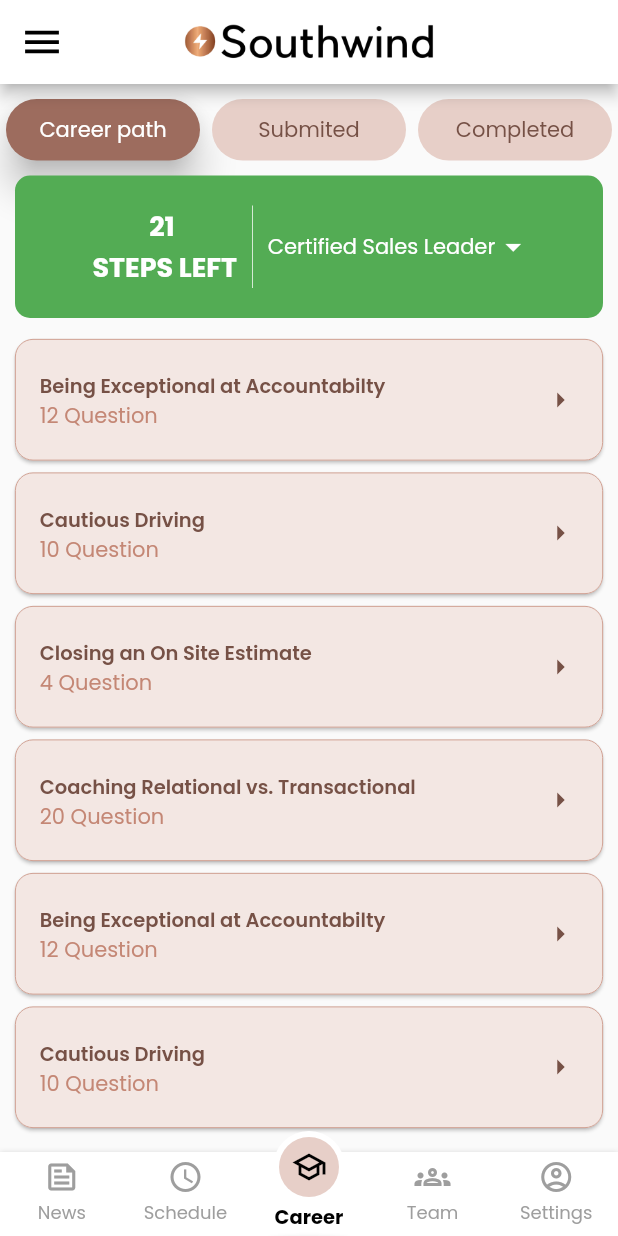
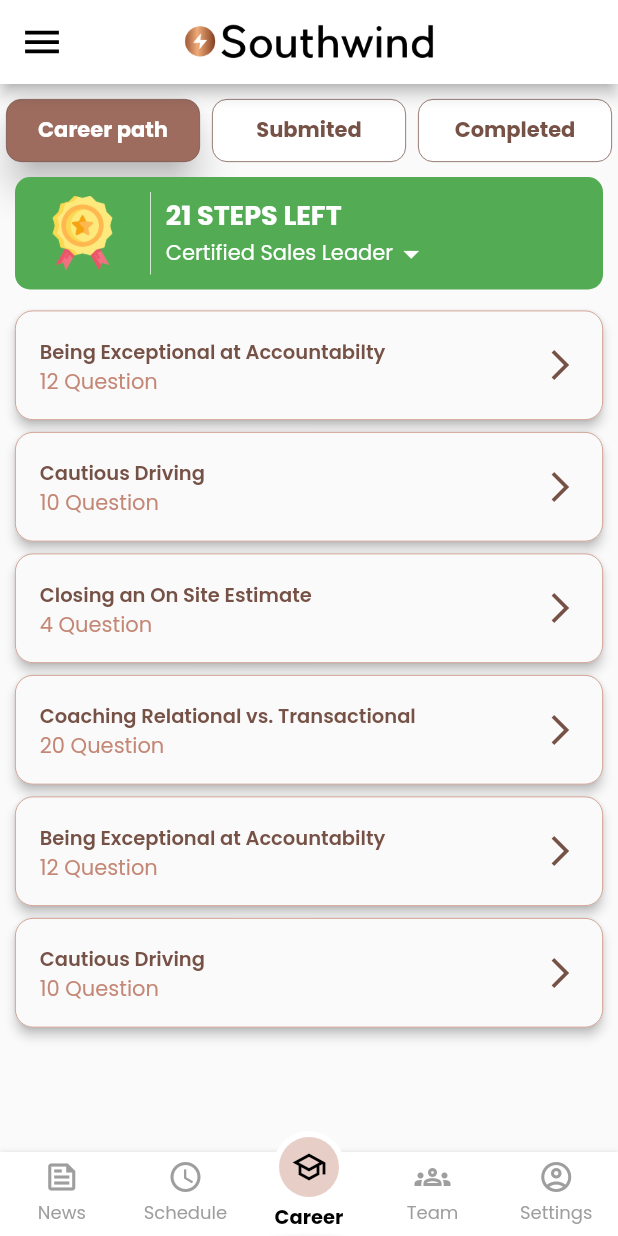
Before and after one commit to Manoj754/southwind, a Flutter app: the screen it shows after launch, after a tap on "Schedule", after a tap on "Career", on a phone screen of 412 x 824 dp. Run offline on Flutter 3.47's test engine with Material 2 defaults, Android fonts, the phone set to English and light mode, and no system bars; our stand-ins replace carousel_slider, google_fonts; network calls fail.

Commit message:
career layout

```diff
--- a/lib/UI/home/career_tab/career_tab.dart
+++ b/lib/UI/home/career_tab/career_tab.dart
@@ -55,20 +55,19 @@ class _CareerPathState extends State<CareerPath> {
                             // color: Color(0xFF25AA25),
                             borderRadius: BorderRadius.circular(10)),
                         child: Padding(
-                          padding: const EdgeInsets.symmetric(vertical: 20),
+                          padding: const EdgeInsets.symmetric(vertical: 10),
                           child: Row(
-                            mainAxisAlignment: MainAxisAlignment.center,
+                            mainAxisAlignment: MainAxisAlignment.start,
                             children: [
-                              Text(
-                                "21 \n STEPS LEFT",
-                                style: TextStyle(
-                                    fontSize: 18,
-                                    color: Colors.white,
-                                    fontWeight: FontWeight.bold),
-                                textAlign: TextAlign.center,
+                              SizedBox(
+                                width: 20,
+                              ),
+                              Image.asset(
+                                "assets/images/premiumquality.png",
+                                height: 50,
                               ),
                               SizedBox(
-                                width: 10,
+                                width: 20,
                               ),
                               SizedBox(
                                 width: .5,
@@ -80,6 +79,17 @@ class _CareerPathState extends State<CareerPath> {
                               SizedBox(
                                 width: 10,
                               ),
+                              Column(
+                                crossAxisAlignment: CrossAxisAlignment.start,
+                                children: [
+                                  Text(
+                                    "21 STEPS LEFT",
+                                    style: TextStyle(
+                                        fontSize: 18,
+                                        color: Colors.white,
+                                        fontWeight: FontWeight.bold),
+                                    textAlign: TextAlign.center,
+                                  ),
                                   Row(
                                     children: [
                                       Text(
@@ -90,6 +100,8 @@ class _CareerPathState extends State<CareerPath> {
                                         Icons.arrow_drop_down,
                                         color: Colors.white,
                                       )
+                                    ],
+                                  ),
                                 ],
                               ),
                             ],
@@ -124,15 +136,15 @@ class SingleCollection extends StatelessWidget {
     return Padding(
       padding: const EdgeInsets.symmetric(vertical: 4),
       child: Material(
-        elevation: 1,
+        elevation: 3,
         borderRadius: BorderRadius.circular(radius),
         child: Container(
           decoration: BoxDecoration(
-              color: primarySwatch[100],
+              // color: primarySwatch[100],
               borderRadius: BorderRadius.circular(radius),
               border: Border.all(color: primaryColor, width: .5)),
           child: Padding(
-            padding: const EdgeInsets.symmetric(vertical: 4),
+            padding: const EdgeInsets.symmetric(vertical: 0),
             child: ListTile(
               title: Text(
                 collection.title,
@@ -145,7 +157,7 @@ class SingleCollection extends StatelessWidget {
                 ),
               ),
               trailing: Icon(
-                Icons.arrow_right_outlined,
+                Icons.arrow_forward_ios,
                 color: primarySwatch[900],
               ),
               subtitle: Text(
--- a/lib/UI/home/career_tab/components/career_sub_tabs.dart
+++ b/lib/UI/home/career_tab/components/career_sub_tabs.dart
@@ -36,8 +36,10 @@ class _CareerSubTabState extends State<CareerSubTab> {
                     decoration: BoxDecoration(
                         color: selectedIndex == i
                             ? primarySwatch[700]
-                            : primarySwatch[200],
-                        borderRadius: BorderRadius.circular(1000)),
+                            : Colors.white,
+                        borderRadius: BorderRadius.circular(10),
+                        border:
+                            Border.all(color: primarySwatch[900]!, width: .5)),
                     child: Center(
                         child: Padding(
                       padding: const EdgeInsets.symmetric(
@@ -46,10 +48,13 @@ class _CareerSubTabState extends State<CareerSubTab> {
                         tabs[i],
                         maxLines: 1,
                         overflow: TextOverflow.visible,
-                        style: TextStyle(
-                            color: selectedIndex != i
-                                ? primarySwatch[900]
-                                : Colors.white),
+                        style: selectedIndex != i
+                            ? TextStyle(
+                                color: primarySwatch[900],
+                                fontWeight: FontWeight.bold)
+                            : TextStyle(
+                                color: Colors.white,
+                                fontWeight: FontWeight.bold),
                       ),
                     )),
                   ),
```
Also changed, not shown: assets/images/premiumquality.png (added). Lines whose indentation alone changed are shown as unchanged.
